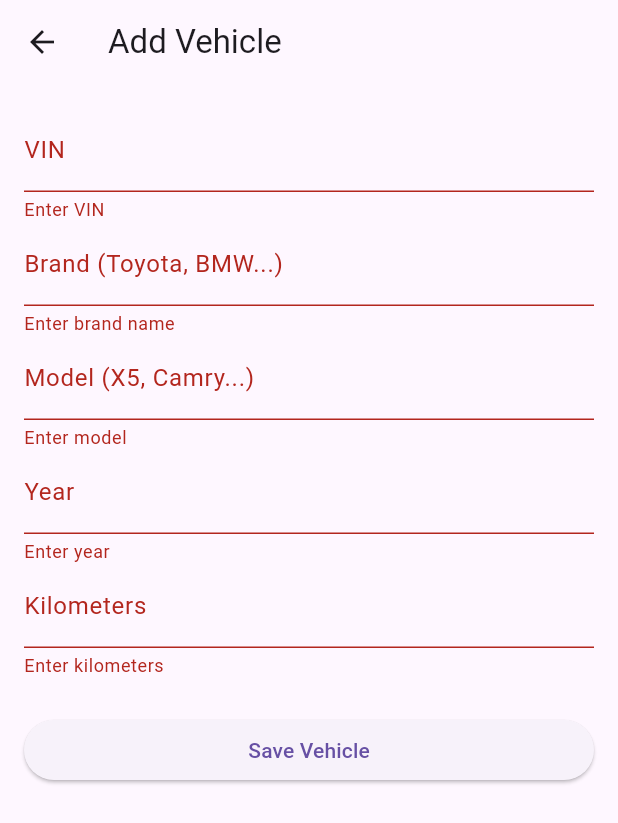
After one commit to mxtmnsrv/flutter155, a Flutter app: the AddVehiclePage screen opened directly, after a tap on "Save Vehicle", on a phone screen of 412 x 824 dp. The commit adds this screen. Shown: the top 823 px of the screen. Run offline on Flutter 3.47's test engine with Material 3 defaults, Android fonts, the phone set to English and light mode, and no system bars; our stand-ins replace cloud_firestore, firebase_auth, firebase_core, firebase_database, firebase_storage, flutter_compass and 3 more; accounts and stored records are empty.

Commit message:
adding and viewing vehicles works

```diff
--- /dev/null
+++ b/lib/pages/add_vehicle_page.dart
@@ -0,0 +1,125 @@
+import 'package:flutter/material.dart';
+import 'package:cloud_firestore/cloud_firestore.dart';
+import 'package:firebase_auth/firebase_auth.dart';
+
+class AddVehiclePage extends StatefulWidget {
+  const AddVehiclePage({Key? key}) : super(key: key);
+
+  @override
+  _AddVehiclePageState createState() => _AddVehiclePageState();
+}
+
+class _AddVehiclePageState extends State<AddVehiclePage> {
+  final _formKey = GlobalKey<FormState>();
+
+  final TextEditingController _vinController = TextEditingController();
+  final TextEditingController _nameController = TextEditingController();
+  final TextEditingController _modelController = TextEditingController();
+  final TextEditingController _yearController = TextEditingController();
+  final TextEditingController _kilometersController = TextEditingController();
+
+  bool _isLoading = false;
+
+  Future<void> _addVehicle() async {
+    if (!_formKey.currentState!.validate()) return;
+
+    setState(() {
+      _isLoading = true;
+    });
+
+    try {
+      final user = FirebaseAuth.instance.currentUser;
+      if (user == null) throw Exception("No user logged in");
+
+      final carData = {
+        'vin': _vinController.text.trim(),
+        'name': _nameController.text.trim(),
+        'model': _modelController.text.trim(),
+        'year': int.parse(_yearController.text.trim()),
+        'kilometers': int.parse(_kilometersController.text.trim()),
+      };
+
+      await FirebaseFirestore.instance
+          .collection('Users')
+          .doc(user.uid)
+          .collection('cars')
+          .doc(_vinController.text.trim()) // use VIN as doc ID
+          .set(carData);
+
+      ScaffoldMessenger.of(context).showSnackBar(
+        const SnackBar(content: Text('Vehicle added successfully')),
+      );
+      Navigator.pop(context);
+    } catch (e) {
+      print("Error adding vehicle: $e");
+      ScaffoldMessenger.of(context).showSnackBar(
+        SnackBar(content: Text('Failed to add vehicle: $e')),
+      );
+    } finally {
+      setState(() {
+        _isLoading = false;
+      });
+    }
+  }
+
+  @override
+  void dispose() {
+    _vinController.dispose();
+    _nameController.dispose();
+    _modelController.dispose();
+    _yearController.dispose();
+    _kilometersController.dispose();
+    super.dispose();
+  }
+
+  @override
+  Widget build(BuildContext context) {
+    return Scaffold(
+      appBar: AppBar(title: const Text('Add Vehicle')),
+      body: Padding(
+        padding: const EdgeInsets.all(16.0),
+        child: Form(
+          key: _formKey,
+          child: ListView(
+            children: [
+              TextFormField(
+                controller: _vinController,
+                decoration: const InputDecoration(labelText: 'VIN'),
+                validator: (value) => value!.isEmpty ? 'Enter VIN' : null,
+              ),
+              TextFormField(
+                controller: _nameController,
+                decoration: const InputDecoration(labelText: 'Brand (Toyota, BMW...)'),
+                validator: (value) => value!.isEmpty ? 'Enter brand name' : null,
+              ),
+              TextFormField(
+                controller: _modelController,
+                decoration: const InputDecoration(labelText: 'Model (X5, Camry...)'),
+                validator: (value) => value!.isEmpty ? 'Enter model' : null,
+              ),
+              TextFormField(
+                controller: _yearController,
+                decoration: const InputDecoration(labelText: 'Year'),
+                keyboardType: TextInputType.number,
+                validator: (value) => value!.isEmpty ? 'Enter year' : null,
+              ),
+              TextFormField(
+                controller: _kilometersController,
+                decoration: const InputDecoration(labelText: 'Kilometers'),
+                keyboardType: TextInputType.number,
+                validator: (value) => value!.isEmpty ? 'Enter kilometers' : null,
+              ),
+              const SizedBox(height: 24),
+              _isLoading
+                  ? const Center(child: CircularProgressIndicator())
+                  : ElevatedButton(
+                      onPressed: _addVehicle,
+                      child: const Text('Save Vehicle'),
+                    ),
+            ],
+          ),
+        ),
+      ),
+    );
+  }
+}
```
Also changed, not shown: lib/pages/CustomerMainScreen.dart (+17 -1 lines), lib/pages/select_vehicle_page.dart (added, +64 -0 lines), lib/pages/vehicles_page.dart (added, +175 -0 lines).
